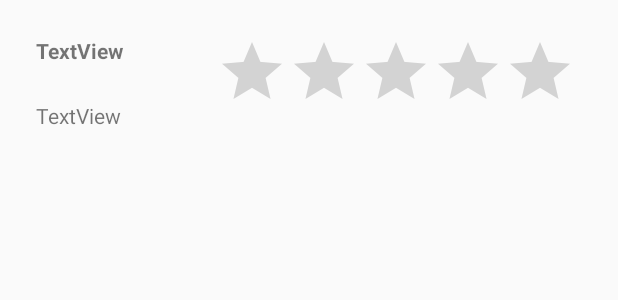
After one commit to jxrxsx/ninegag-android-clone, an Android app: the layout adapter_post_view.xml on its own in the app's theme, with its tools: preview values and no code run, on a phone screen of 412 x 824 dp. The commit adds this screen. Shown: the top 300 px of the screen. Run offline under Robolectric (Android 15) with nearby library versions, the phone set to English and light mode, and no system bars.

Commit message:
terminando tela de post view

```diff
--- a/app/build.gradle
+++ b/app/build.gradle
@@ -26,5 +26,5 @@ dependencies {
     testImplementation 'junit:junit:4.12'
     androidTestImplementation 'com.android.support.test:runner:1.0.2'
     androidTestImplementation 'com.android.support.test.espresso:espresso-core:3.0.2'
-    compile 'pub.devrel:easypermissions:0.2.0'
+    implementation 'pub.devrel:easypermissions:0.2.0'
 }
--- a/app/src/main/java/com/projetox/Activity/LoginActivity.java
+++ b/app/src/main/java/com/projetox/Activity/LoginActivity.java
@@ -79,7 +79,7 @@ public class LoginActivity extends AppCompatActivity {
                                 //chama tela inicial do app
                                 Intent intent = new Intent(LoginActivity.this, MainActivity.class);
                                 intent.putExtra("idUsuarioLogado", usuarioLogado.getId()+"");
-                                intent.putExtra("nomeUsuarioLogado", usuarioLogado.getNome());
+                                intent.putExtra("nomeUsuarioLogado", usuarioLogado.getNome()+"");
                                 intent.putExtra("ehAdminUsuarioLogado", usuarioLogado.getEhAdmin()+"");
                                 startActivity(intent);
                             }
--- a/app/src/main/java/com/projetox/Activity/PostUploadActivity.java
+++ b/app/src/main/java/com/projetox/Activity/PostUploadActivity.java
@@ -41,7 +41,7 @@ import java.io.IOException;
 
 import pub.devrel.easypermissions.EasyPermissions;
 
-public class PostUploadActivity extends AppCompatActivity {
+public abstract class PostUploadActivity extends AppCompatActivity {
 
     private TextInputLayout tilTitulo;
     private EditText tvTitulo;
@@ -155,7 +155,7 @@ public class PostUploadActivity extends AppCompatActivity {
 
     }
 
-    private String saveToInternalStorage(Bitmap bitmapImage, String nomeImagem) throws IOException {
+    public String saveToInternalStorage(Bitmap bitmapImage, String nomeImagem) throws IOException {
         Log.d(TAG, "nome da imagem que chegou na SaveToInternalStorage: "+nomeImagem);
         ContextWrapper cw = new ContextWrapper(getApplicationContext());
         // path to /data/data/yourapp/app_data/imageDir
--- a/app/src/main/java/com/projetox/Adapter/AdapterPost.java
+++ b/app/src/main/java/com/projetox/Adapter/AdapterPost.java
@@ -115,8 +115,6 @@ public class AdapterPost extends RecyclerView.Adapter<AdapterPost.MyViewHolder>
         try {
             File f = new File(path, nomeImagem);
             Log.d(TAG, "caminho da pasta: "+ path);
-            Log.d(TAG, "caminho da pasta: "+ path);
-            Log.d(TAG, "caminho da pasta: "+ path);
             Bitmap b = BitmapFactory.decodeStream(new FileInputStream(f));
 
             imagemSalva.setImageBitmap(b);
--- /dev/null
+++ b/app/src/main/res/layout/adapter_post_view.xml
@@ -0,0 +1,44 @@
+<?xml version="1.0" encoding="utf-8"?>
+<LinearLayout xmlns:android="http://schemas.android.com/apk/res/android"
+    xmlns:app="http://schemas.android.com/apk/res-auto"
+    xmlns:tools="http://schemas.android.com/tools"
+    android:id="@+id/LLVertical"
+    android:layout_width="match_parent"
+    android:layout_height="wrap_content"
+    android:layout_margin="16dp"
+    android:dividerPadding="@dimen/nav_header_vertical_spacing"
+    android:orientation="vertical"
+    android:padding="8dp"
+    android:showDividers="end">
+
+    <LinearLayout
+        android:layout_width="match_parent"
+        android:layout_height="match_parent"
+        android:orientation="horizontal">
+
+        <TextView
+            android:id="@+id/tvAutorComentario"
+            android:layout_width="wrap_content"
+            android:layout_height="wrap_content"
+            android:layout_weight="1"
+            android:text="TextView"
+            android:textStyle="bold" />
+
+        <RatingBar
+            android:id="@+id/qtdEstrelasCad"
+            android:layout_width="182dp"
+            android:layout_height="43dp"
+            android:layout_weight="1"
+            android:max="5"
+            android:numStars="5"
+            android:stepSize="1" />
+
+    </LinearLayout>
+
+    <TextView
+        android:id="@+id/tvComentario"
+        android:layout_width="match_parent"
+        android:layout_height="wrap_content"
+        android:layout_weight="1"
+        android:text="TextView" />
+</LinearLayout>
```
Also changed, not shown: app/src/main/AndroidManifest.xml (+20 -10 lines), app/src/main/java/com/projetox/Activity/MainActivity.java (+43 -23 lines), app/src/main/java/com/projetox/Adapter/AdapterReacao.java (added, +75 -0 lines), app/src/main/java/com/projetox/Model/Reacao.java (renamed from app/src/main/java/com/projetox/Model/InteracaoUsuarioPost.java, +19 -15 lines), app/src/main/java/com/projetox/SQLiteHelper/DatabaseHelper.java (+65 -19 lines), app/src/main/res/layout/adapter_post.xml (+7 -1 lines), app/src/main/res/menu/activity_main_drawer.xml (+21 -15 lines).
